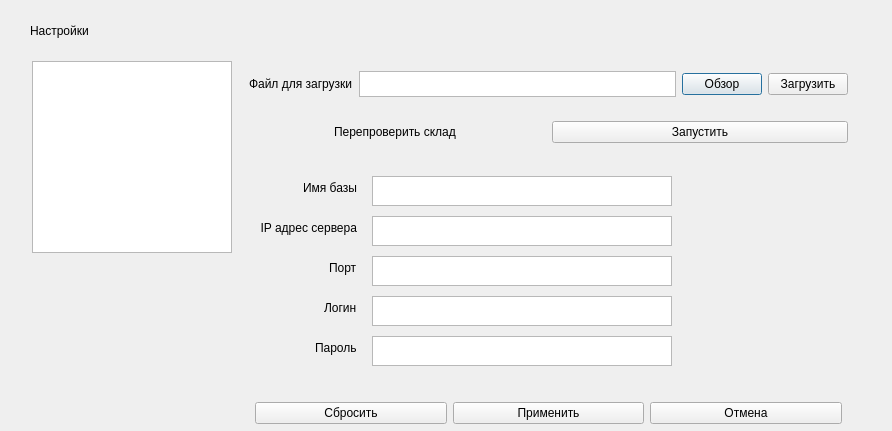
Nemoy123/Tranzit-LSD, file settingwindow.ui: the form before one commit.
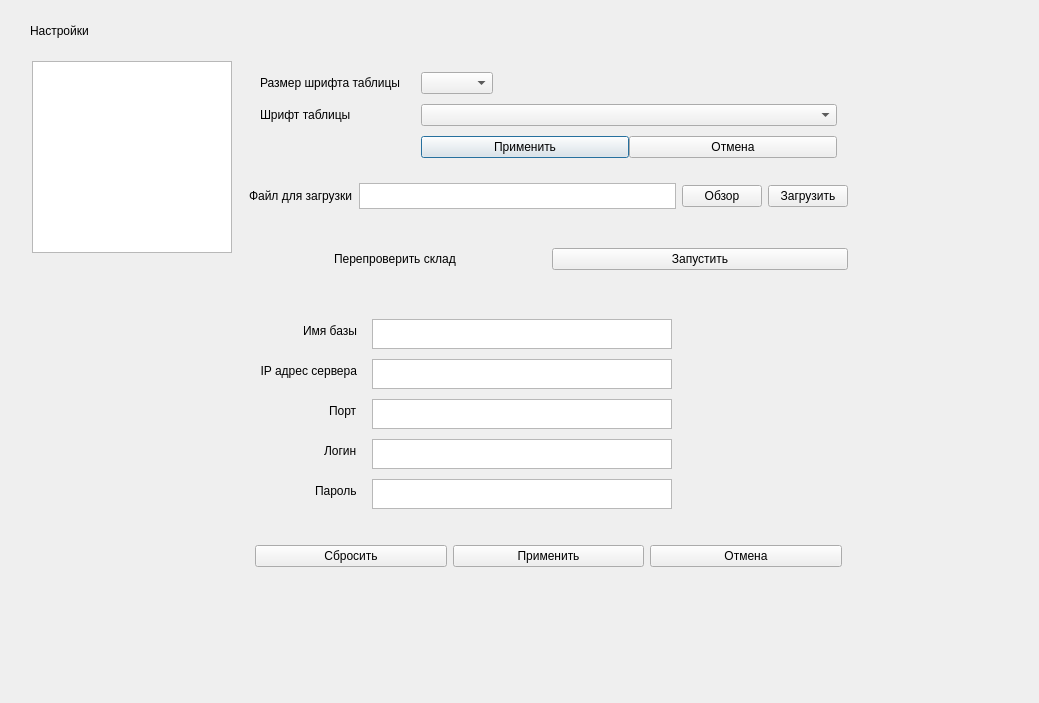
The form after the commit.

```diff
--- a/settingwindow.ui
+++ b/settingwindow.ui
@@ -6,8 +6,8 @@
    <rect>
     <x>0</x>
     <y>0</y>
-    <width>892</width>
-    <height>431</height>
+    <width>1039</width>
+    <height>703</height>
    </rect>
   </property>
   <property name="sizePolicy">
@@ -66,10 +66,98 @@
      <x>240</x>
      <y>62</y>
      <width>617</width>
-     <height>377</height>
+     <height>527</height>
     </rect>
    </property>
    <layout class="QVBoxLayout" name="verticalLayout_2">
+    <item>
+     <widget class="QWidget" name="Widget_font" native="true">
+      <layout class="QFormLayout" name="formLayout_2">
+       <property name="horizontalSpacing">
+        <number>20</number>
+       </property>
+       <property name="verticalSpacing">
+        <number>10</number>
+       </property>
+       <property name="leftMargin">
+        <number>20</number>
+       </property>
+       <property name="topMargin">
+        <number>10</number>
+       </property>
+       <property name="rightMargin">
+        <number>20</number>
+       </property>
+       <property name="bottomMargin">
+        <number>10</number>
+       </property>
+       <item row="0" column="0">
+        <widget class="QLabel" name="label_9">
+         <property name="text">
+          <string>Размер шрифта таблицы</string>
+         </property>
+        </widget>
+       </item>
+       <item row="0" column="1">
+        <widget class="QComboBox" name="comboBox_font_size">
+         <property name="sizePolicy">
+          <sizepolicy hsizetype="Fixed" vsizetype="Fixed">
+           <horstretch>0</horstretch>
+           <verstretch>0</verstretch>
+          </sizepolicy>
+         </property>
+         <property name="minimumSize">
+          <size>
+           <width>70</width>
+           <height>0</height>
+          </size>
+         </property>
+        </widget>
+       </item>
+       <item row="1" column="0">
+        <widget class="QLabel" name="label_10">
+         <property name="text">
+          <string>Шрифт таблицы</string>
+         </property>
+        </widget>
+       </item>
+       <item row="1" column="1">
+        <widget class="QComboBox" name="comboBox_font_name">
+         <property name="sizePolicy">
+          <sizepolicy hsizetype="Minimum" vsizetype="Fixed">
+           <horstretch>0</horstretch>
+           <verstretch>0</verstretch>
+          </sizepolicy>
+         </property>
+         <property name="minimumSize">
+          <size>
+           <width>70</width>
+           <height>0</height>
+          </size>
+         </property>
+        </widget>
+       </item>
+       <item row="2" column="1">
+        <layout class="QHBoxLayout" name="horizontalLayout_5">
+         <item>
+          <widget class="QPushButton" name="pushButton_8">
+           <property name="text">
+            <string>Применить</string>
+           </property>
+          </widget>
+         </item>
+         <item>
+          <widget class="QPushButton" name="pushButton_7">
+           <property name="text">
+            <string>Отмена</string>
+           </property>
+          </widget>
+         </item>
+        </layout>
+       </item>
+      </layout>
+     </widget>
+    </item>
     <item alignment="Qt::AlignTop">
      <widget class="QWidget" name="Widget_import" native="true">
       <property name="sizePolicy">
```
